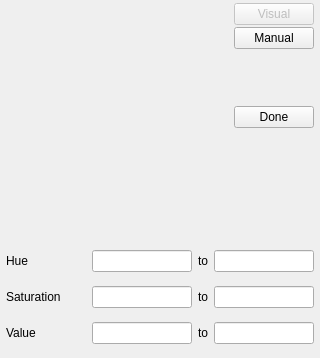
Old version of the form ui/HsvChannelConfigWidget.ui in the repository kipr/botui.
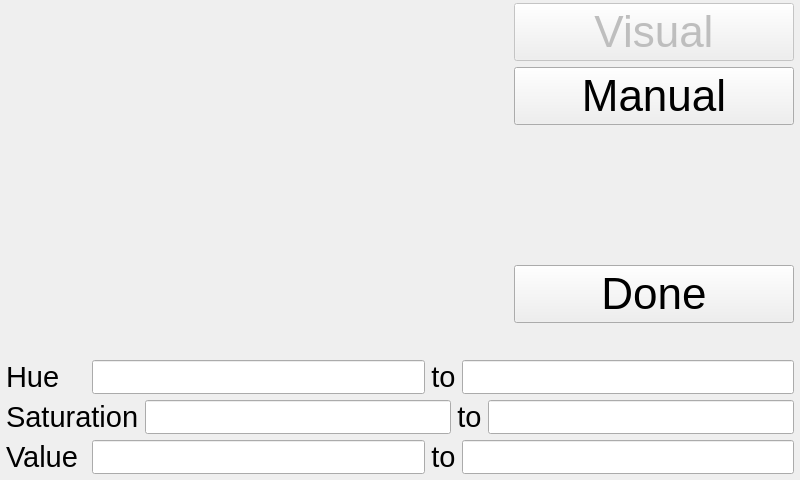
New version of the form. Icons and pictures are not drawn. Custom widgets are drawn as their Qt base class.

Patch:
```diff
--- a/ui/HsvChannelConfigWidget.ui
+++ b/ui/HsvChannelConfigWidget.ui
@@ -6,8 +6,8 @@
    <rect>
     <x>0</x>
     <y>0</y>
-    <width>320</width>
-    <height>358</height>
+    <width>800</width>
+    <height>480</height>
    </rect>
   </property>
   <property name="windowTitle">
@@ -38,16 +38,21 @@
       <widget class="CameraWidget" name="camera" native="true">
        <property name="minimumSize">
         <size>
-         <width>140</width>
-         <height>100</height>
+         <width>480</width>
+         <height>320</height>
         </size>
        </property>
        <property name="maximumSize">
         <size>
-         <width>160</width>
-         <height>120</height>
+         <width>480</width>
+         <height>320</height>
         </size>
        </property>
+       <property name="font">
+        <font>
+         <pointsize>22</pointsize>
+        </font>
+       </property>
       </widget>
      </item>
      <item>
@@ -65,11 +70,25 @@
      </item>
      <item>
       <layout class="QVBoxLayout" name="verticalLayout">
+       <property name="spacing">
+        <number>6</number>
+       </property>
        <item>
         <widget class="QPushButton" name="visualButton">
          <property name="enabled">
           <bool>false</bool>
          </property>
+         <property name="minimumSize">
+          <size>
+           <width>280</width>
+           <height>0</height>
+          </size>
+         </property>
+         <property name="font">
+          <font>
+           <pointsize>33</pointsize>
+          </font>
+         </property>
          <property name="text">
           <string>Visual</string>
          </property>
@@ -81,6 +100,11 @@
        </item>
        <item>
         <widget class="QPushButton" name="manualButton">
+         <property name="font">
+          <font>
+           <pointsize>33</pointsize>
+          </font>
+         </property>
          <property name="text">
           <string>Manual</string>
          </property>
@@ -105,6 +129,11 @@
        </item>
        <item>
         <widget class="QPushButton" name="done">
+         <property name="font">
+          <font>
+           <pointsize>33</pointsize>
+          </font>
+         </property>
          <property name="text">
           <string>Done</string>
          </property>
@@ -123,7 +152,7 @@
      <property name="minimumSize">
       <size>
        <width>0</width>
-       <height>110</height>
+       <height>33</height>
       </size>
      </property>
     </widget>
@@ -138,7 +167,7 @@
      </property>
      <layout class="QVBoxLayout" name="verticalLayout_3">
       <property name="spacing">
-       <number>-1</number>
+       <number>6</number>
       </property>
       <property name="margin">
        <number>0</number>
@@ -153,16 +182,32 @@
             <height>0</height>
            </size>
           </property>
+          <property name="font">
+           <font>
+            <pointsize>22</pointsize>
+           </font>
+          </property>
           <property name="text">
            <string>Hue</string>
           </property>
          </widget>
         </item>
         <item>
-         <widget class="LineEdit" name="bh"/>
+         <widget class="LineEdit" name="bh">
+          <property name="font">
+           <font>
+            <pointsize>22</pointsize>
+           </font>
+          </property>
+         </widget>
         </item>
         <item>
          <widget class="QLabel" name="label_3">
+          <property name="font">
+           <font>
+            <pointsize>22</pointsize>
+           </font>
+          </property>
           <property name="text">
            <string>to</string>
           </property>
@@ -172,7 +217,13 @@
          </widget>
         </item>
         <item>
-         <widget class="LineEdit" name="th"/>
+         <widget class="LineEdit" name="th">
+          <property name="font">
+           <font>
+            <pointsize>22</pointsize>
+           </font>
+          </property>
+         </widget>
         </item>
        </layout>
       </item>
@@ -186,16 +237,32 @@
             <height>0</height>
            </size>
           </property>
+          <property name="font">
+           <font>
+            <pointsize>22</pointsize>
+           </font>
+          </property>
           <property name="text">
            <string>Saturation</string>
           </property>
          </widget>
         </item>
         <item>
-         <widget class="LineEdit" name="bs"/>
+         <widget class="LineEdit" name="bs">
+          <property name="font">
+           <font>
+            <pointsize>22</pointsize>
+           </font>
+          </property>
+         </widget>
         </item>
         <item>
          <widget class="QLabel" name="label_5">
+          <property name="font">
+           <font>
+            <pointsize>22</pointsize>
+           </font>
+          </property>
           <property name="text">
            <string>to</string>
           </property>
@@ -205,7 +272,13 @@
          </widget>
         </item>
         <item>
-         <widget class="LineEdit" name="ts"/>
+         <widget class="LineEdit" name="ts">
+          <property name="font">
+           <font>
+            <pointsize>22</pointsize>
+           </font>
+          </property>
+         </widget>
         </item>
        </layout>
       </item>
@@ -219,16 +292,32 @@
             <height>0</height>
            </size>
           </property>
+          <property name="font">
+           <font>
+            <pointsize>22</pointsize>
+           </font>
+          </property>
           <property name="text">
            <string>Value</string>
           </property>
          </widget>
         </item>
         <item>
-         <widget class="LineEdit" name="bv"/>
+         <widget class="LineEdit" name="bv">
+          <property name="font">
+           <font>
+            <pointsize>22</pointsize>
+           </font>
+          </property>
+         </widget>
         </item>
         <item>
          <widget class="QLabel" name="label_7">
+          <property name="font">
+           <font>
+            <pointsize>22</pointsize>
+           </font>
+          </property>
           <property name="text">
            <string>to</string>
           </property>
@@ -238,7 +327,13 @@
          </widget>
         </item>
         <item>
-         <widget class="LineEdit" name="tv"/>
+         <widget class="LineEdit" name="tv">
+          <property name="font">
+           <font>
+            <pointsize>22</pointsize>
+           </font>
+          </property>
+         </widget>
         </item>
        </layout>
       </item>
```
